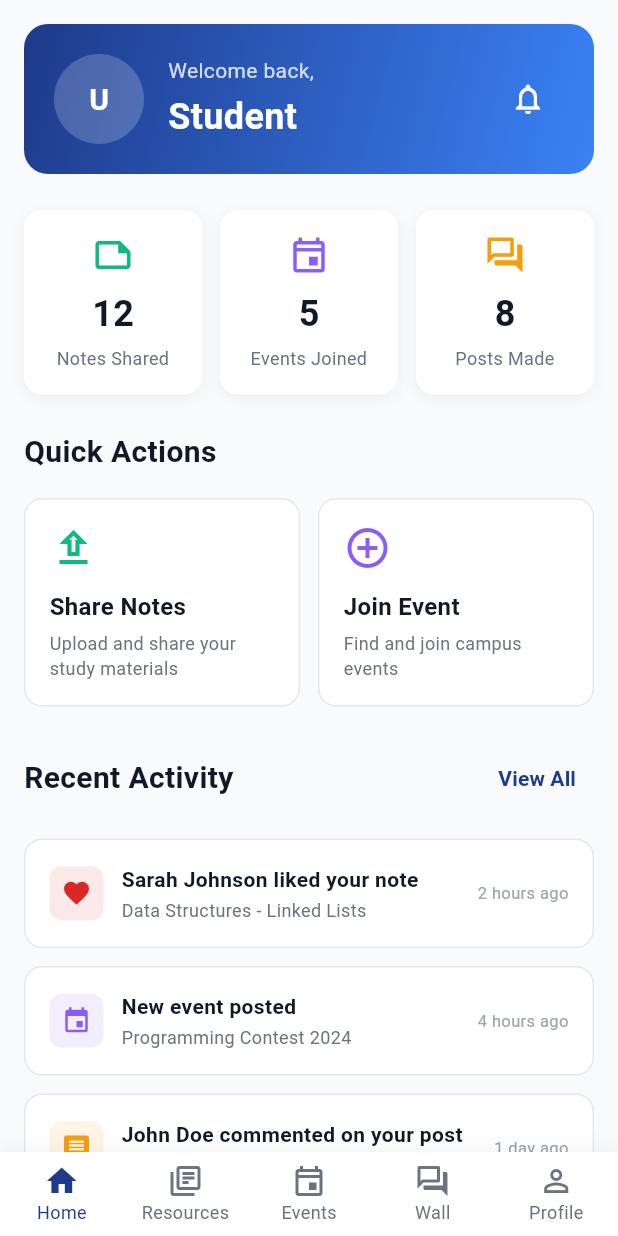
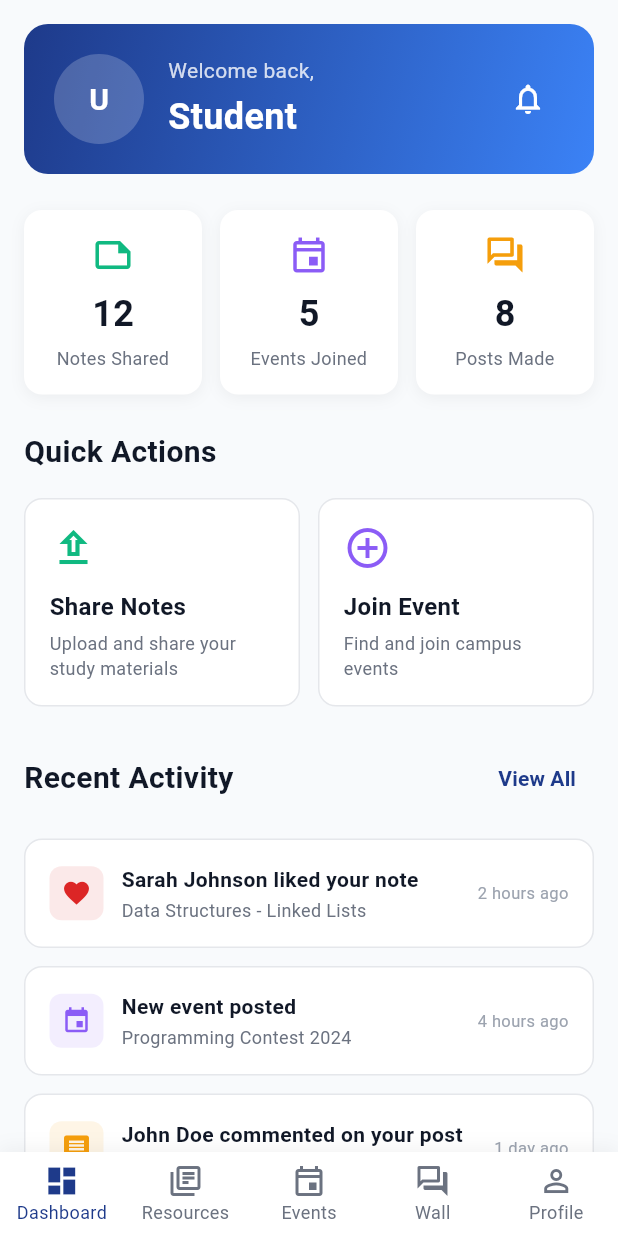
Before and after one commit to GDG-IILM/Compass, a Flutter app: the DashboardScreen screen opened directly, on a phone screen of 412 x 824 dp. Run offline on Flutter 3.47's test engine with Material 3 defaults, Android fonts, the phone set to English and light mode, and no system bars; our stand-ins replace cloud_firestore, firebase_auth, firebase_core, google_fonts; accounts and stored records are empty.

Commit message:
icon and slpash screen addition

```diff
--- a/lib/main.dart
+++ b/lib/main.dart
@@ -1,10 +1,9 @@
+// main.dart
 // main.dart
 import 'package:flutter/material.dart';
 import 'package:firebase_core/firebase_core.dart';
 import 'package:google_fonts/google_fonts.dart';
-import 'screens/auth/login_screen.dart';
-import 'screens/home/home_screen.dart';
-import 'services/auth_service.dart';
+import 'screens/home/splash_screen.dart';
 import 'utils/colors.dart';
 
 void main() async {
@@ -62,47 +61,8 @@ class MyApp extends StatelessWidget {
           ),
         ),
       ),
-      home: AuthWrapper(),
+      home: SplashScreen(), // Start with splash screen
       debugShowCheckedModeBanner: false,
     );
   }
 }
-
-class AuthWrapper extends StatelessWidget {
-  @override
-  Widget build(BuildContext context) {
-    return StreamBuilder(
-      stream: AuthService().authStateChanges,
-      builder: (context, snapshot) {
-        if (snapshot.connectionState == ConnectionState.waiting) {
-          return Scaffold(
-            body: Center(
-              child: CircularProgressIndicator(
-                color: AppColors.primary,
-              ),
-            ),
-          );
-        }
-
-        if (snapshot.hasData) {
-          return HomeScreen();
-        } else {
-          return LoginScreen();
-        }
-      },
-    );
-  }
-}
-
-// utils/colors.dart
-class AppColors {
-  static const Color primary = Color(0xFF2196F3);
-  static const Color accent = Color(0xFF03DAC6);
-  static const Color background = Color(0xFFF5F5F5);
-  static const Color surface = Colors.white;
-  static const Color textPrimary = Color(0xFF212121);
-  static const Color textSecondary = Color(0xFF757575);
-  static const Color error = Color(0xFFB00020);
-  static const Color success = Color(0xFF4CAF50);
-  static const Color warning = Color(0xFFFF9800);
-}
--- a/lib/screens/dashboard/dashboard_screen.dart
+++ b/lib/screens/dashboard/dashboard_screen.dart
@@ -2,6 +2,10 @@ import 'package:flutter/material.dart';
 import '../../utils/colors.dart';
 import '../../services/auth_service.dart';
 import '../../models/user_model.dart';
+import '../resources/resources_screen.dart';
+import '../events/events_screen.dart';
+import '../wall/campus_wall_screen.dart';
+import '../profile/profile_screen.dart';
 
 class DashboardScreen extends StatefulWidget {
   const DashboardScreen({Key? key}) : super(key: key);
@@ -17,9 +21,9 @@ class _DashboardScreenState extends State<DashboardScreen> {
 
   final List<DashboardTab> _tabs = [
     DashboardTab(
-      title: 'Home',
-      icon: Icons.home_outlined,
-      activeIcon: Icons.home,
+      title: 'Dashboard',
+      icon: Icons.dashboard_outlined,
+      activeIcon: Icons.dashboard,
     ),
     DashboardTab(
       title: 'Resources',
@@ -61,11 +65,11 @@ class _DashboardScreenState extends State<DashboardScreen> {
           });
         },
         children: [
-          _buildHomeTab(),
-          _buildResourcesTab(),
-          _buildEventsTab(),
-          _buildWallTab(),
-          _buildProfileTab(),
+          _buildHomeTab(), // Dashboard content
+          ResourcesScreen(), // Your actual resources screen
+          EventsScreen(), // Your actual events screen
+          CampusWallScreen(), // Your actual campus wall screen
+          ProfileScreen(), // Your actual profile screen
         ],
       ),
       bottomNavigationBar: _buildBottomNavigationBar(),
@@ -337,7 +341,15 @@ class _DashboardScreenState extends State<DashboardScreen> {
                 Icons.upload_outlined,
                 AppColors.resourcesColor,
                     () {
-                  // TODO: Navigate to note upload
+                  // Navigate to Resources tab
+                  setState(() {
+                    _currentIndex = 1;
+                  });
+                  _pageController.animateToPage(
+                    1,
+                    duration: const Duration(milliseconds: 300),
+                    curve: Curves.easeInOut,
+                  );
                 },
               ),
             ),
@@ -349,7 +361,15 @@ class _DashboardScreenState extends State<DashboardScreen> {
                 Icons.add_circle_outline,
                 AppColors.eventsColor,
                     () {
-                  // TODO: Navigate to events
+                  // Navigate to Events tab
+                  setState(() {
+                    _currentIndex = 2;
+                  });
+                  _pageController.animateToPage(
+                    2,
+                    duration: const Duration(milliseconds: 300),
+                    curve: Curves.easeInOut,
+                  );
                 },
               ),
             ),
@@ -423,7 +443,15 @@ class _DashboardScreenState extends State<DashboardScreen> {
             ),
             TextButton(
               onPressed: () {
-                // TODO: Navigate to full activity
+                // Navigate to Wall tab for full activity
+                setState(() {
+                  _currentIndex = 3;
+                });
+                _pageController.animateToPage(
+                  3,
+                  duration: const Duration(milliseconds: 300),
+                  curve: Curves.easeInOut,
+                );
               },
               child: const Text(
                 'View All',
@@ -668,30 +696,6 @@ class _DashboardScreenState extends State<DashboardScreen> {
       ),
     );
   }
-
-  Widget _buildResourcesTab() {
-    return const Center(
-      child: Text('Resources Tab - Coming Soon'),
-    );
-  }
-
-  Widget _buildEventsTab() {
-    return const Center(
-      child: Text('Events Tab - Coming Soon'),
-    );
-  }
-
-  Widget _buildWallTab() {
-    return const Center(
-      child: Text('Wall Tab - Coming Soon'),
-    );
-  }
-
-  Widget _buildProfileTab() {
-    return const Center(
-      child: Text('Profile Tab - Coming Soon'),
-    );
-  }
 }
 
 class DashboardTab {
```
Also changed, not shown: lib/screens/home/splash_screen.dart (added, +82 -0 lines), pubspec.yaml (+8 -0 lines), assets/SplashScreen.png (added), assets/icon.png (added), assets/icon2.png (added), assets/icon3.png (added), assets/icon4.png (added).
